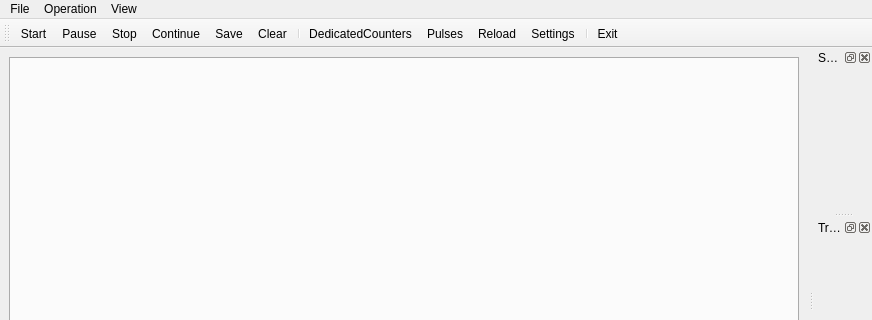
First picture: the form in ui/Experiment.ui, repository MonroeQuantumNetworks/IonControl, before the edit; both pictures show x 0 to 872 and y 0 to 320 of the 872 by 808 pixel window.
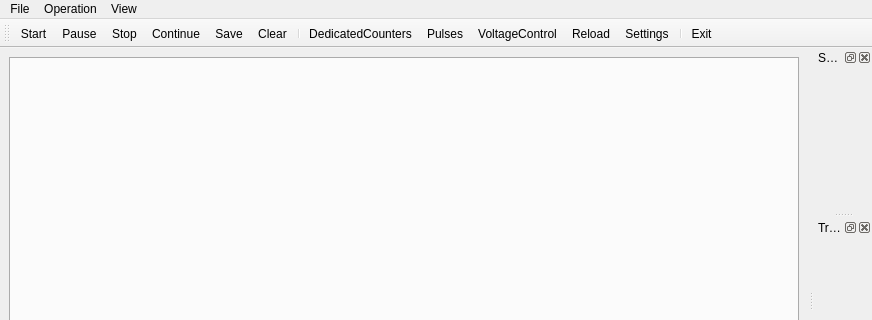
Second picture: the form after the edit. Icons and pictures are not drawn.

Commit message: Skeleton of Voltage Adjust Gui

The edit to the form file:
```diff
--- a/ui/Experiment.ui
+++ b/ui/Experiment.ui
@@ -50,6 +50,7 @@
    <addaction name="separator"/>
    <addaction name="actionDedicatedCounters"/>
    <addaction name="actionPulses"/>
+   <addaction name="actionVoltageControl"/>
    <addaction name="actionReload"/>
    <addaction name="actionSettings"/>
    <addaction name="separator"/>
@@ -269,6 +270,15 @@
     <string>DedicatedCounters</string>
    </property>
   </action>
+  <action name="actionVoltageControl">
+   <property name="icon">
+    <iconset resource="Experiment.qrc">
+     <normaloff>:/openicon/icons/pictogram-din-w008-electricisty.png</normaloff>:/openicon/icons/pictogram-din-w008-electricisty.png</iconset>
+   </property>
+   <property name="text">
+    <string>VoltageControl</string>
+   </property>
+  </action>
  </widget>
  <resources>
   <include location="Experiment.qrc"/>
```
The commit also changes 15 other files.
